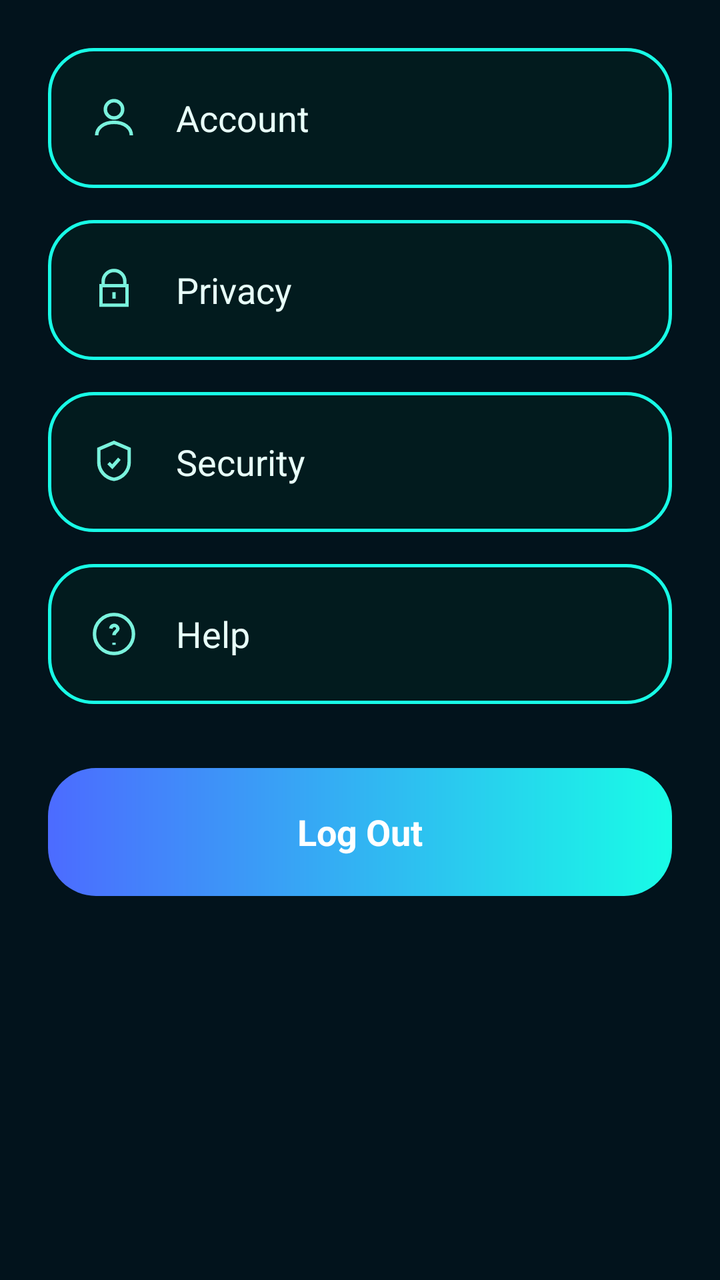
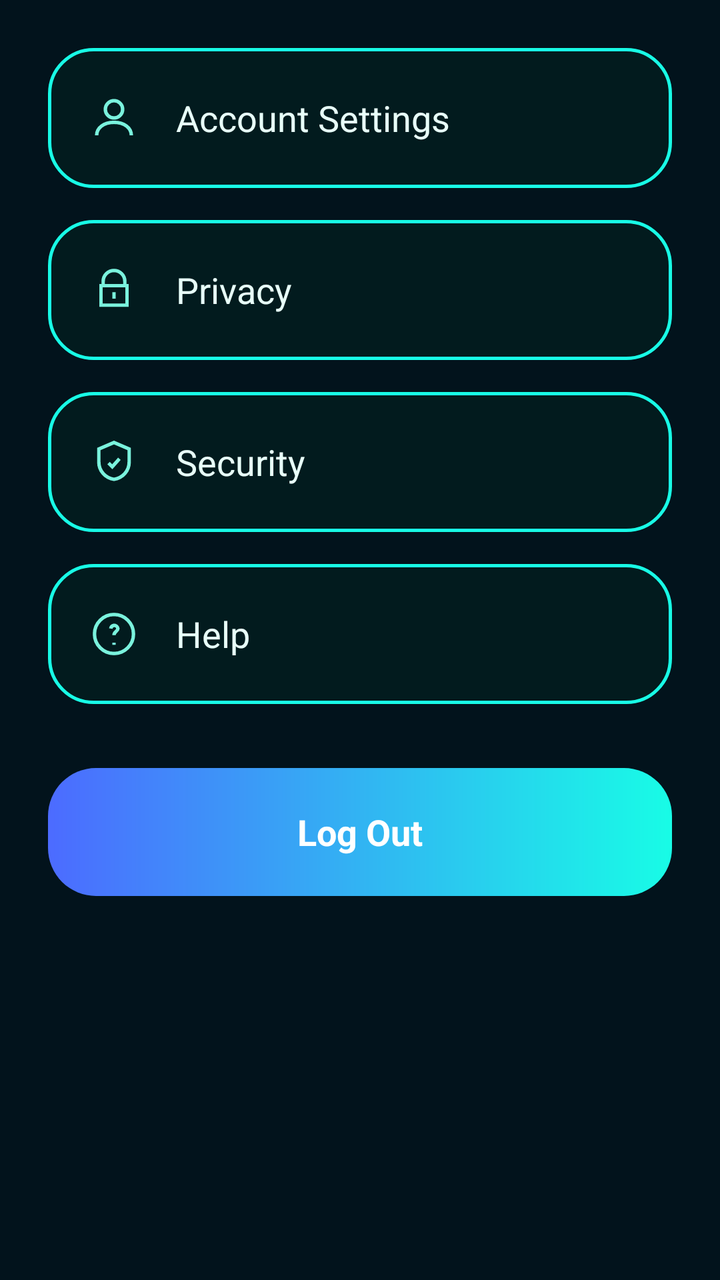

An Android layout rendered at two revisions. The XML below is the earlier revision; the diff shows what the commit changed to produce the second picture.
<!-- AndroidManifest.xml: application theme Theme.SkillSwapAGenZSkillExchanger -->
<!-- res/layout/activity_settings.xml -->
<?xml version="1.0" encoding="utf-8"?>
<androidx.constraintlayout.widget.ConstraintLayout
    xmlns:android="http://schemas.android.com/apk/res/android"
    xmlns:app="http://schemas.android.com/apk/res-auto"
    android:layout_width="match_parent"
    android:layout_height="match_parent"
    android:background="#02131C">

    <ScrollView
        android:id="@+id/scroll_root"
        android:layout_width="0dp"
        android:layout_height="0dp"
        android:fillViewport="true"
        app:layout_constraintTop_toTopOf="parent"
        app:layout_constraintBottom_toBottomOf="parent"
        app:layout_constraintStart_toStartOf="parent"
        app:layout_constraintEnd_toEndOf="parent"
        android:padding="24dp">

        <LinearLayout
            android:id="@+id/content_container"
            android:layout_width="match_parent"
            android:layout_height="wrap_content"
            android:orientation="vertical">

            
            <LinearLayout
                android:id="@+id/row_account"
                android:layout_width="match_parent"
                android:layout_height="70dp"
                android:orientation="horizontal"
                android:gravity="center_vertical"
                android:paddingStart="20dp"
                android:paddingEnd="20dp"
                android:background="@drawable/bg_setting_item">

                <ImageView
                    android:id="@+id/icon_account"
                    android:layout_width="26dp"
                    android:layout_height="26dp"
                    android:src="@drawable/ic_account"
                    app:tint="#7AF2DD"/>

                <TextView
                    android:id="@+id/tv_account"
                    android:layout_width="wrap_content"
                    android:layout_height="wrap_content"
                    android:layout_marginStart="18dp"
                    android:text="Account"
                    android:textColor="#E8FFF9"
                    android:textSize="18sp"/>
            </LinearLayout>

            
            <LinearLayout
                android:id="@+id/row_privacy"
                android:layout_width="match_parent"
                android:layout_height="70dp"
                android:orientation="horizontal"
                android:gravity="center_vertical"
                android:paddingStart="20dp"
                android:paddingEnd="20dp"
                android:layout_marginTop="16dp"
                android:background="@drawable/bg_setting_item">

                <ImageView
                    android:id="@+id/icon_privacy"
                    android:layout_width="26dp"
                    android:layout_height="26dp"
                    android:src="@drawable/ic_privacy"
                    app:tint="#7AF2DD"/>

                <TextView
                    android:id="@+id/tv_privacy"
                    android:layout_width="wrap_content"
                    android:layout_height="wrap_content"
                    android:layout_marginStart="18dp"
                    android:text="Privacy"
                    android:textColor="#E8FFF9"
                    android:textSize="18sp"/>
            </LinearLayout>

            
            <LinearLayout
                android:id="@+id/row_security"
                android:layout_width="match_parent"
                android:layout_height="70dp"
                android:orientation="horizontal"
                android:gravity="center_vertical"
                android:paddingStart="20dp"
                android:paddingEnd="20dp"
                android:layout_marginTop="16dp"
                android:background="@drawable/bg_setting_item">

                <ImageView
                    android:id="@+id/icon_security"
                    android:layout_width="26dp"
                    android:layout_height="26dp"
                    android:src="@drawable/ic_security"
                    app:tint="#7AF2DD"/>

                <TextView
                    android:id="@+id/tv_security"
                    android:layout_width="wrap_content"
                    android:layout_height="wrap_content"
                    android:layout_marginStart="18dp"
                    android:text="Security"
                    android:textColor="#E8FFF9"
                    android:textSize="18sp"/>
            </LinearLayout>

            
            <LinearLayout
                android:id="@+id/row_help"
                android:layout_width="match_parent"
                android:layout_height="70dp"
                android:orientation="horizontal"
                android:gravity="center_vertical"
                android:paddingStart="20dp"
                android:paddingEnd="20dp"
                android:layout_marginTop="16dp"
                android:background="@drawable/bg_setting_item">

                <ImageView
                    android:id="@+id/icon_help"
                    android:layout_width="26dp"
                    android:layout_height="26dp"
                    android:src="@drawable/ic_help"
                    app:tint="#7AF2DD"/>

                <TextView
                    android:id="@+id/tv_help"
                    android:layout_width="wrap_content"
                    android:layout_height="wrap_content"
                    android:layout_marginStart="18dp"
                    android:text="Help"
                    android:textColor="#E8FFF9"
                    android:textSize="18sp"/>
            </LinearLayout>

            
            <FrameLayout
                android:id="@+id/logout_container"
                android:layout_width="match_parent"
                android:layout_height="64dp"
                android:layout_marginTop="32dp"
                android:background="@drawable/bg_logout_button"
                android:gravity="center">

                <TextView
                    android:id="@+id/tv_logout"
                    android:layout_width="wrap_content"
                    android:layout_height="wrap_content"
                    android:layout_gravity="center"
                    android:text="Log Out"
                    android:textColor="#FFFFFF"
                    android:textSize="18sp"
                    android:textStyle="bold"/>
            </FrameLayout>

        </LinearLayout>

    </ScrollView>

</androidx.constraintlayout.widget.ConstraintLayout>
<!-- resources referenced by this layout -->
<resources>
  <!-- drawable bg_logout_button (drawable) -->
  <shape xmlns:android="http://schemas.android.com/apk/res/android">
      <corners android:radius="24dp"/>
      <gradient
          android:startColor="#4C6BFF"
          android:endColor="#18FCE6"
          android:angle="0"/>
  </shape>
  <!-- drawable bg_setting_item (drawable) -->
  <shape xmlns:android="http://schemas.android.com/apk/res/android">
      <solid android:color="#021B1E"/>
      <stroke
          android:width="1.8dp"
          android:color="#18FCE6"/>
      <corners android:radius="22dp"/>
  </shape>
  <!-- drawable ic_account (drawable) -->
  <vector xmlns:android="http://schemas.android.com/apk/res/android"
      android:width="24dp"
      android:height="24dp"
      android:viewportWidth="24"
      android:viewportHeight="24">
      <path
          android:fillColor="@android:color/transparent"
          android:strokeColor="#FFFFFF"
          android:strokeWidth="1.6"
          android:pathData="M12,12a4,4 0 1,0 0,-8 4,4 0 0,0 0,8zM4,20c0,-3.3 3.1,-6 8,-6s8,2.7 8,6"/>
  </vector>
  <!-- drawable ic_help (drawable) -->
  <vector xmlns:android="http://schemas.android.com/apk/res/android"
      android:width="24dp"
      android:height="24dp"
      android:viewportWidth="24"
      android:viewportHeight="24">
      <path
          android:fillColor="@android:color/transparent"
          android:strokeColor="#FFFFFF"
          android:strokeWidth="1.6"
          android:pathData="M12,3a9,9 0 1,0 0,18 9,9 0 0,0 0,-18zM12,16v1M10.5,9.5A1.8,1.8 0 0,1 12,8a1.8,1.8 0 0,1 1.8,1.5c0,1.2 -1.8,1.4 -1.8,3"/>
  </vector>
  <!-- drawable ic_privacy (drawable) -->
  <vector xmlns:android="http://schemas.android.com/apk/res/android"
      android:width="24dp"
      android:height="24dp"
      android:viewportWidth="24"
      android:viewportHeight="24">
      <path
          android:fillColor="@android:color/transparent"
          android:strokeColor="#FFFFFF"
          android:strokeWidth="1.6"
          android:pathData="M7,10V8a5,5 0 0,1 10,0v2M6,10h12v9H6zM12,13v3"/>
  </vector>
  <!-- drawable ic_security (drawable) -->
  <vector xmlns:android="http://schemas.android.com/apk/res/android"
      android:width="24dp"
      android:height="24dp"
      android:viewportWidth="24"
      android:viewportHeight="24">
      <path
          android:fillColor="@android:color/transparent"
          android:strokeColor="#FFFFFF"
          android:strokeWidth="1.6"
          android:pathData="M12,3l7,3v6c0,4.1 -3,7.4 -7,8 -4,-0.6 -7,-3.9 -7,-8V6z"/>
      <path
          android:fillColor="@android:color/transparent"
          android:strokeColor="#FFFFFF"
          android:strokeWidth="1.6"
          android:pathData="M9.5,12.5l1.7,1.7 3.3,-3.7"/>
  </vector>
  <style name="Theme.SkillSwapAGenZSkillExchanger" parent="Base.Theme.SkillSwapAGenZSkillExchanger" />
  <style name="Base.Theme.SkillSwapAGenZSkillExchanger" parent="Theme.Material3.DayNight.NoActionBar">
          
          <item name="android:statusBarColor">#103238</item>
          
      </style>
</resources>

<!-- the commit's change to res/layout/activity_settings.xml (unified diff, before → after) -->
@@ -46,7 +46,7 @@
                     android:layout_width="wrap_content"
                     android:layout_height="wrap_content"
                     android:layout_marginStart="18dp"
-                    android:text="Account"
+                    android:text="Account Settings"
                     android:textColor="#E8FFF9"
                     android:textSize="18sp"/>
             </LinearLayout>
